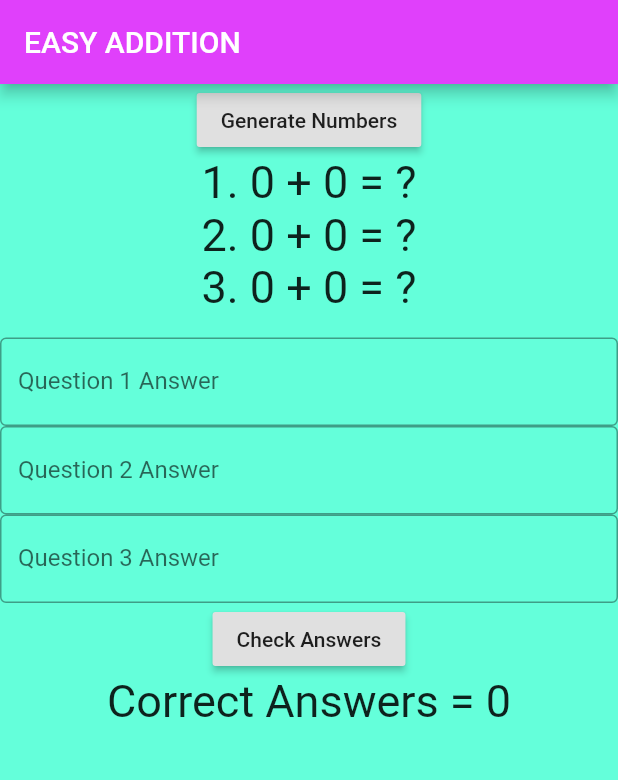
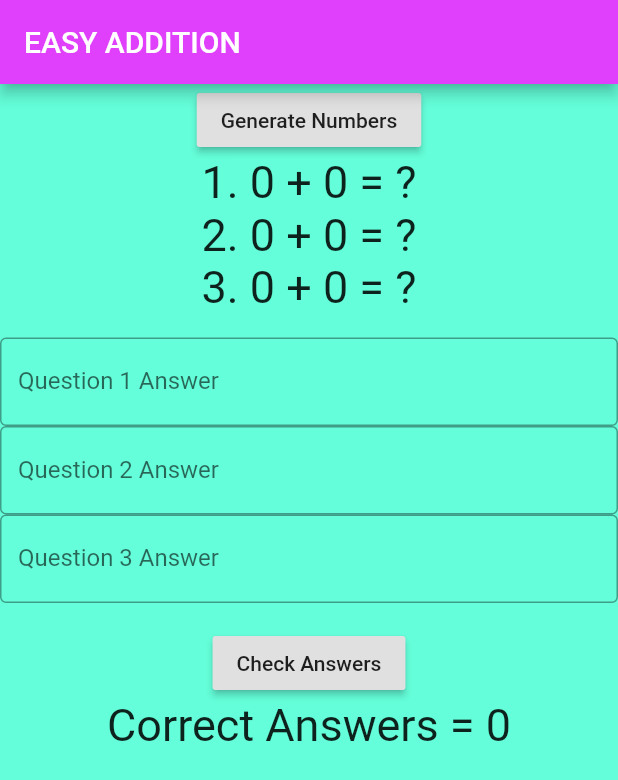
Before and after one commit to vellone20/final_proj, a Flutter app: the AddEasyWidget screen opened directly, on a phone screen of 412 x 824 dp. Shown: the top 780 px of the screen. Run offline on Flutter 3.47's test engine with Material 2 defaults, Android fonts, the phone set to English and light mode, and no system bars.

Commit message:
some formatting, still need to disable Text field after button2 clicked

```diff
--- a/lib/main.dart
+++ b/lib/main.dart
@@ -420,11 +420,11 @@ class AddEasyWidget extends StatefulWidget {
 
 class _AddEasyWidgetState extends State <AddEasyWidget> {
   final Controller1 = TextEditingController();
-  String userInput1 = '';
+  String userInput1 = '?';
   final Controller2 = TextEditingController();
-  String userInput2 = '';
+  String userInput2 = '?';
   final Controller3 = TextEditingController();
-  String userInput3 = '';
+  String userInput3 = '?';
   Random random = new Random();
   int value1 = 0;
   int value2 = 0;
@@ -467,9 +467,9 @@ class _AddEasyWidgetState extends State <AddEasyWidget> {
                   });
                 }
               }, child: Text("Generate Numbers")),
-              Text("1. $value1 + $value4 = ?", style: TextStyle(fontSize: 30)),
-              Text("2. $value2 + $value5 = ?", style: TextStyle(fontSize: 30)),
-              Text("3. $value3 + $value6 = ?", style: TextStyle(fontSize: 30)),
+              Text("1. $value1 + $value4 = $userInput1", style: TextStyle(fontSize: 30)),
+              Text("2. $value2 + $value5 = $userInput2", style: TextStyle(fontSize: 30)),
+              Text("3. $value3 + $value6 = $userInput3", style: TextStyle(fontSize: 30)),
               Text(""),
               TextFormField(
                 controller: Controller1,
@@ -504,7 +504,7 @@ class _AddEasyWidgetState extends State <AddEasyWidget> {
                       border: OutlineInputBorder(),
                       labelText: 'Question 3 Answer')
               ),
-
+              Text(""),
               RaisedButton(onPressed: () {
                 if(firstPressB2) {
                   firstPressB2 = false;
```
